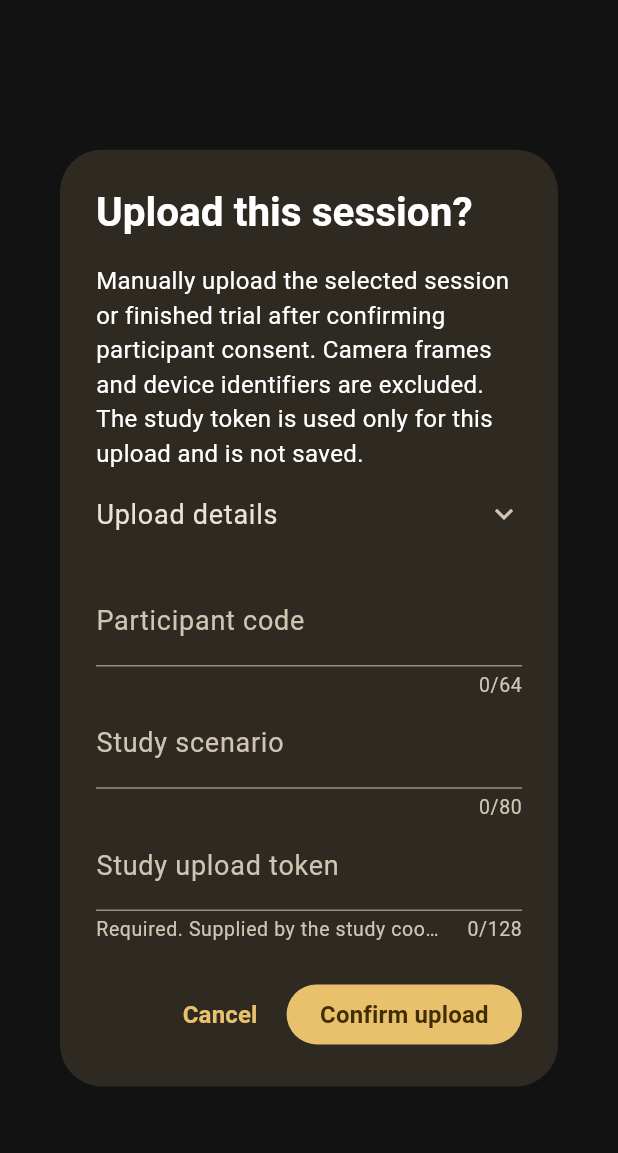
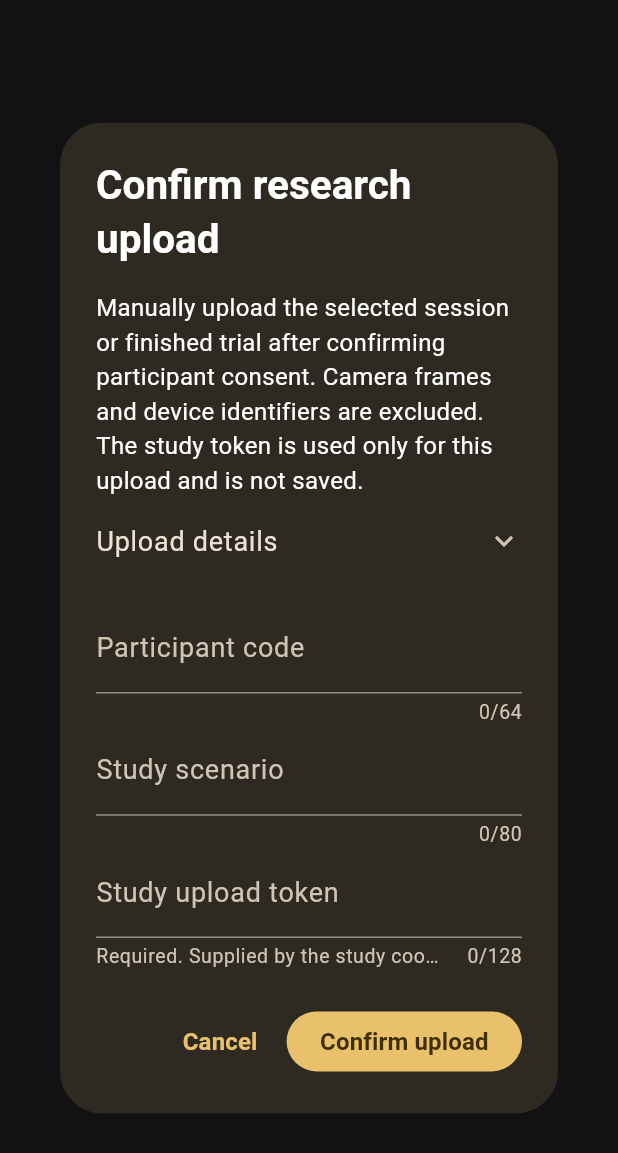
Before and after one commit to nmarcusg/eyecue_flutter, a Flutter app: the _UploadMetadataDialog widget shown alone on an empty page, opened directly, on a phone screen of 412 x 824 dp. Shown: the top 1153 px of the screen. Run offline on Flutter 3.47's test engine with Material 3 defaults, Android fonts, the phone set to English and light mode, and no system bars; our stand-ins replace camera, fl_chart, flutter_tts, google_fonts, permission_handler, plugin_platform_interface and 2 more; missing offline and left inert: marionette_flutter; accounts and stored records are empty; statements that could not run were skipped; project files that could hold a hidden picture were left out.

Commit message:
Use neutral research upload dialog title

```diff
--- a/lib/screens/logs_reports_screen.dart
+++ b/lib/screens/logs_reports_screen.dart
@@ -436,7 +436,7 @@ class _UploadMetadataDialogState extends State<_UploadMetadataDialog> {
 
   @override
   Widget build(BuildContext context) => AlertDialog(
-    title: const Text('Upload this session?'),
+    title: const Text('Confirm research upload'),
     content: SingleChildScrollView(
       child: Column(
         mainAxisSize: MainAxisSize.min,
```
Also changed, not shown: 1 other file.
